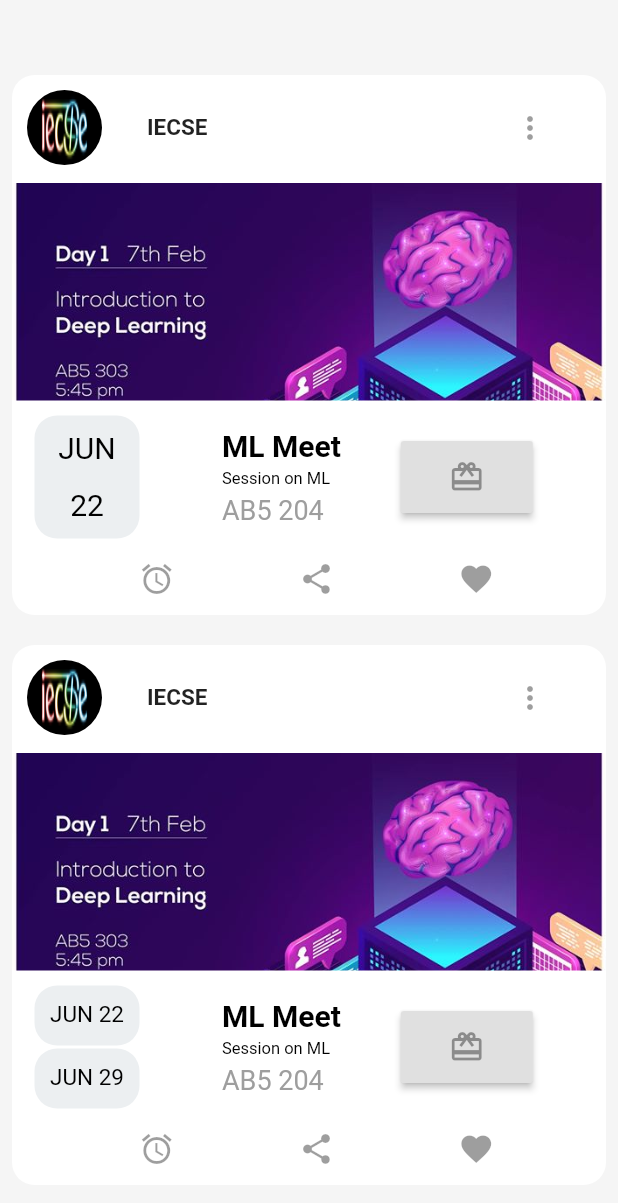
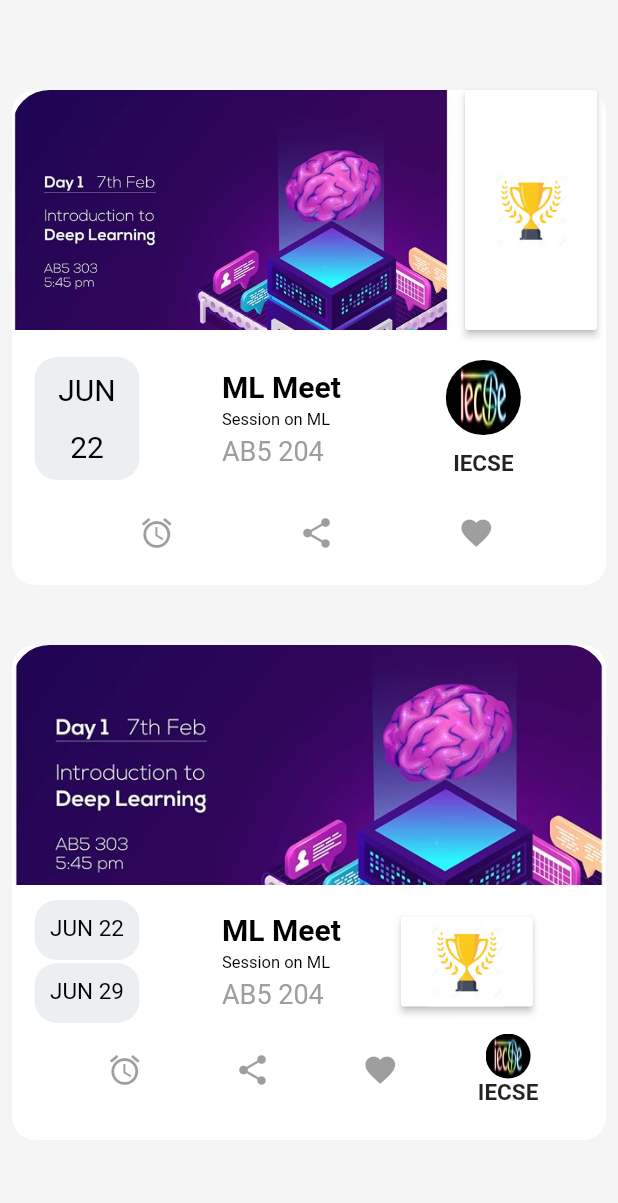
Before and after one commit to NiharikaNeha/Event_Template, a Flutter app: the screen it shows after launch, on a phone screen of 412 x 824 dp. Shown: the top 1203 px of the screen. Run offline on Flutter 3.47's test engine with Material 2 defaults, Android fonts, the phone set to English and light mode, and no system bars.

Commit message:
Two places for prizes and club image

```diff
--- a/lib/main.dart
+++ b/lib/main.dart
@@ -20,11 +20,11 @@ class _MyAppState extends State<MyApp> {
     return Scaffold(
       backgroundColor: Colors.grey[100],
       body: Padding(
-        padding: EdgeInsets.only(left: 8.0, right: 8.0, bottom: 5.0, top: 50.0),
+        padding: EdgeInsets.only(left: 8.0, right: 8.0, bottom: 5.0, top: 60.0),
         child: Column(
           children: <Widget>[
             Container(
-              height: 360.0,
+              height: 330.0,
               width: MediaQuery
                   .of(context)
                   .size
@@ -35,64 +35,38 @@ class _MyAppState extends State<MyApp> {
               ),
               child: Column(
                 children: <Widget>[
-                  Padding(
-                    padding: EdgeInsets.all(10.0),
-                    child: Row(
-                      children: <Widget>[
                   Row(
                     children: <Widget>[
-                            Container(
-                              height: 50.0,
-                              width: 50.0,
-                              decoration: BoxDecoration(
-                                  borderRadius: BorderRadius.circular(35.0),
-                                  image: DecorationImage(
-                                      image: AssetImage('assets/iecse.jpg'),
-                                      fit: BoxFit.fill
-                                  )
-                              ),
-                            ),
-                            SizedBox(width: 30.0,),
-                            Text(
-                              'IECSE',
-                              textAlign: TextAlign.start,
-                              style: TextStyle(
-                                fontSize: 15.0,
-                                fontWeight: FontWeight.bold,
-                              ),
-                            ),
-                            SizedBox(width: 195.0,),
-                            Container(
-                              height: 40.0,
-                              width: 40.0,
-                              decoration: BoxDecoration(
-                                borderRadius: BorderRadius.circular(35.0),
-                                color: Colors.white,
-                              ),
-                              child: IconButton(
-                                icon: Icon(Icons.more_vert),
-                              ),
-                            ),
-                          ],
-                        ),
-                      ],
-                    ),
-                  ),
-                  SizedBox(height: 2.0,),
                       ClipRRect(
                         child: Container(
-                      height: 145.0,
-                      width: MediaQuery
-                          .of(context)
-                          .size
-                          .width,
+                          height: 160.0,
+                          width: (MediaQuery.of(context).size.width) - 120.0,
                           decoration: BoxDecoration(
+                            borderRadius: BorderRadius.only(topLeft: Radius.circular(25.0)),
                               image: DecorationImage(
                                   image: AssetImage('assets/ieev.jpg'),
                                   fit: BoxFit.cover
                               )
                           ),
                         ),
+                      ),
+                      SizedBox(width: 10.0,),
+                      RaisedButton(
+                        color: Colors.white,
+                        child: Container(
+                          height: 160.0,
+                          width: 50.0,
+                          decoration: BoxDecoration(
+                            color: Colors.white,
+                              image: DecorationImage(
+                                  image: AssetImage('assets/trophy.jpeg'),
+                                  fit: BoxFit.contain
+                              )
+                          ),
+                        ),
+                        onPressed: () => _onButtonPressed(),
+                      )
+                    ],
                   ),
                   SizedBox(height: 5.0,),
                   Padding(
@@ -165,14 +139,38 @@ class _MyAppState extends State<MyApp> {
                             ],
                           ),
                         ),
-                        SizedBox(width: 20.0,),
-                        RaisedButton(
-                          child: IconButton(
-                            icon: Icon(Icons.card_giftcard),
-                            color: Colors.white,
+                        SizedBox(width: 40.0,),
+                        Padding(
+                          padding: EdgeInsets.all(10.0),
+                          child: Row(
+                            children: <Widget>[
+                              Column(
+                                children: <Widget>[
+                                  Container(
+                                    height: 50.0,
+                                    width: 50.0,
+                                    decoration: BoxDecoration(
+                                        borderRadius: BorderRadius.circular(35.0),
+                                        image: DecorationImage(
+                                            image: AssetImage('assets/iecse.jpg'),
+                                            fit: BoxFit.fill
+                                        )
                                     ),
-                          onPressed: () => _onButtonPressed(),
-                        )
+                                  ),
+                                  SizedBox(height: 10.0,),
+                                  Text(
+                                    'IECSE',
+                                    textAlign: TextAlign.start,
+                                    style: TextStyle(
+                                      fontSize: 15.0,
+                                      fontWeight: FontWeight.bold,
+                                    ),
+                                  ),
+                                ],
+                              ),
+                            ],
+                          ),
+                        ),
                       ],
                     ),
                   ),
@@ -224,9 +222,9 @@ class _MyAppState extends State<MyApp> {
                 ],
               ),
             ),
-            SizedBox(height: 20.0,),
+            SizedBox(height: 40.0,),
             Container(
-              height: 360.0,
+              height: 330.0,
               width: MediaQuery
                   .of(context)
                   .size
@@ -237,58 +235,15 @@ class _MyAppState extends State<MyApp> {
               ),
               child: Column(
                 children: <Widget>[
-                  Padding(
-                    padding: EdgeInsets.all(10.0),
-                    child: Row(
-                      children: <Widget>[
-                        Row(
-                          children: <Widget>[
-                            Container(
-                              height: 50.0,
-                              width: 50.0,
-                              decoration: BoxDecoration(
-                                  borderRadius: BorderRadius.circular(35.0),
-                                  image: DecorationImage(
-                                      image: AssetImage('assets/iecse.jpg'),
-                                      fit: BoxFit.fill
-                                  )
-                              ),
-                            ),
-                            SizedBox(width: 30.0,),
-                            Text(
-                              'IECSE',
-                              textAlign: TextAlign.start,
-                              style: TextStyle(
-                                fontSize: 15.0,
-                                fontWeight: FontWeight.bold,
-                              ),
-                            ),
-                            SizedBox(width: 195.0,),
-                            Container(
-                              height: 40.0,
-                              width: 40.0,
-                              decoration: BoxDecoration(
-                                borderRadius: BorderRadius.circular(35.0),
-                                color: Colors.white,
-                              ),
-                              child: IconButton(
-                                icon: Icon(Icons.more_vert),
-                              ),
-                            ),
-                          ],
-                        ),
-                      ],
-                    ),
-                  ),
-                  SizedBox(height: 2.0,),
                   ClipRRect(
                     child: Container(
-                      height: 145.0,
+                      height: 160.0,
                       width: MediaQuery
                           .of(context)
                           .size
                           .width,
                       decoration: BoxDecoration(
+                        borderRadius: BorderRadius.only(topLeft: Radius.circular(25.0), topRight: Radius.circular(25.0)),
                           image: DecorationImage(
                               image: AssetImage('assets/ieev.jpg'),
                               fit: BoxFit.cover
@@ -380,9 +335,17 @@ class _MyAppState extends State<MyApp> {
                         ),
                         SizedBox(width: 20.0,),
                         RaisedButton(
-                          child: IconButton(
-                            icon: Icon(Icons.card_giftcard),
                           color: Colors.white,
+                          child: Container(
+                            height: 60.0,
+                            width: 50.0,
+                            decoration: BoxDecoration(
+                                color: Colors.white,
+                                image: DecorationImage(
+                                    image: AssetImage('assets/trophy.jpeg'),
+                                    fit: BoxFit.contain
+                                )
+                            ),
                           ),
                           onPressed: () => _onButtonPressed(),
                         )
@@ -430,6 +393,29 @@ class _MyAppState extends State<MyApp> {
                             icon: Icon(Icons.favorite),
                             color: Colors.white,
                           ),
+                        ),
+                        Column(
+                          children: <Widget>[
+                            Container(
+                              height: 30.0,
+                              width: 30.0,
+                              decoration: BoxDecoration(
+                                  borderRadius: BorderRadius.circular(25.0),
+                                  image: DecorationImage(
+                                      image: AssetImage('assets/iecse.jpg'),
+                                      fit: BoxFit.fill
+                                  )
+                              ),
+                            ),
+                            Text(
+                              'IECSE',
+                              textAlign: TextAlign.start,
+                              style: TextStyle(
+                                fontSize: 15.0,
+                                fontWeight: FontWeight.bold,
+                              ),
+                            ),
+                          ],
                         ),
                       ],
                     ),
--- a/pubspec.yaml
+++ b/pubspec.yaml
@@ -45,6 +45,7 @@ flutter:
     - assets/iosd.png
     - assets/iecse.jpg
     - assets/ieev.jpg
+    - assets/trophy.jpeg
 
   # An image asset can refer to one or more resolution-specific "variants", see
   # https://flutter.dev/assets-and-images/#resolution-aware.
```
Also changed, not shown: assets/trophy.jpeg (added). Lines whose indentation alone changed are shown as unchanged.
